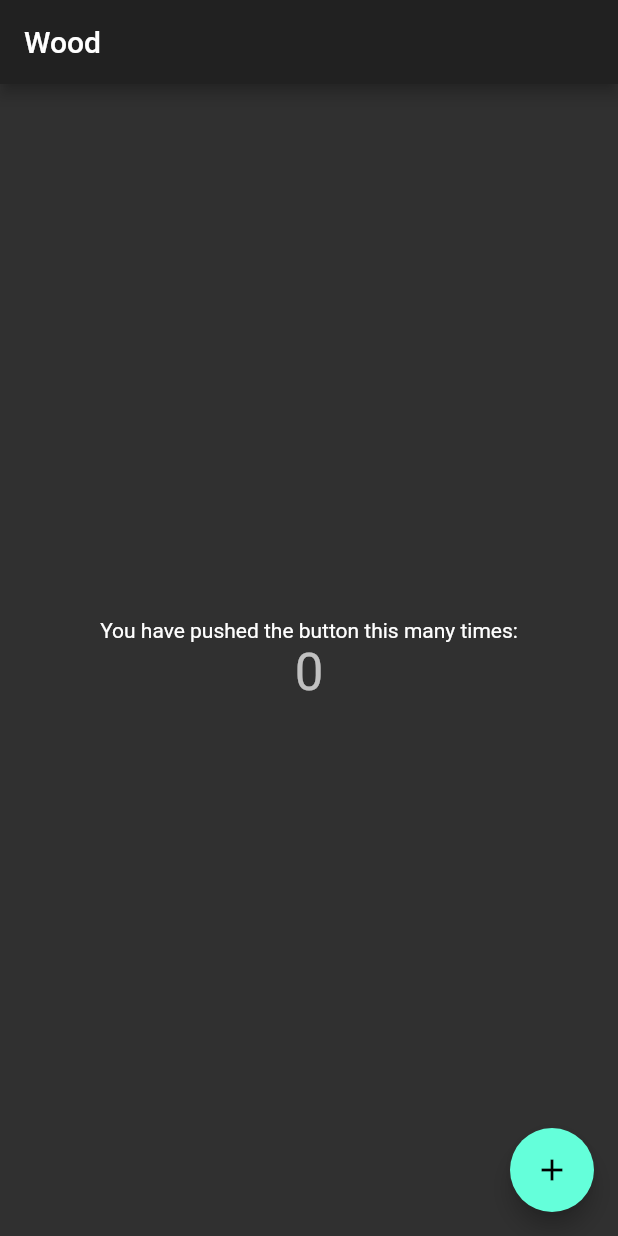
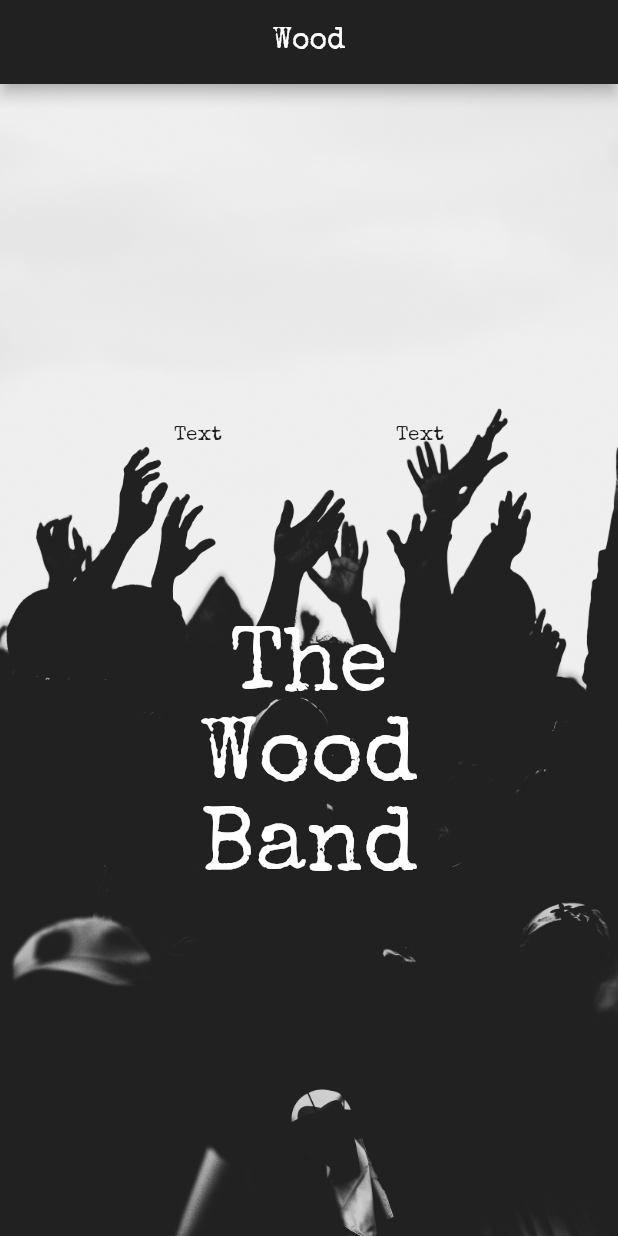
Before and after one commit to fatherof2sons/wood_band, a Flutter app: the screen it shows after launch, on a phone screen of 412 x 824 dp. Run offline on Flutter 3.47's test engine with Material 2 defaults, Android fonts, the phone set to English and light mode, and no system bars.

Commit message:
develop landing page

```diff
--- a/lib/main.dart
+++ b/lib/main.dart
@@ -1,113 +1,6 @@
 import 'package:flutter/material.dart';
+import 'package:wood_band/src/app.dart';
 
 void main() {
-  runApp(MyApp());
+  runApp(App());
 }
-
-class MyApp extends StatelessWidget {
-  // This widget is the root of your application.
-  @override
-  Widget build(BuildContext context) {
-    return MaterialApp(
-      title: 'The Wood Band',
-      theme: ThemeData.dark(
-          // This is the theme of your application.
-          //
-          // Try running your application with "flutter run". You'll see the
-          // application has a blue toolbar. Then, without quitting the app, try
-          // changing the primarySwatch below to Colors.green and then invoke
-          // "hot reload" (press "r" in the console where you ran "flutter run",
-          // or simply save your changes to "hot reload" in a Flutter IDE).
-          // Notice that the counter didn't reset back to zero; the application
-          // is not restarted.
-
-          ),
-      home: MyHomePage(title: 'Wood'),
-    );
-  }
-}
-
-class MyHomePage extends StatefulWidget {
-  MyHomePage({Key? key, required this.title}) : super(key: key);
-
-  // This widget is the home page of your application. It is stateful, meaning
-  // that it has a State object (defined below) that contains fields that affect
-  // how it looks.
-
-  // This class is the configuration for the state. It holds the values (in this
-  // case the title) provided by the parent (in this case the App widget) and
-  // used by the build method of the State. Fields in a Widget subclass are
-  // always marked "final".
-
-  final String title;
-
-  @override
-  _MyHomePageState createState() => _MyHomePageState();
-}
-
-class _MyHomePageState extends State<MyHomePage> {
-  int _counter = 0;
-
-  void _incrementCounter() {
-    setState(() {
-      // This call to setState tells the Flutter framework that something has
-      // changed in this State, which causes it to rerun the build method below
-      // so that the display can reflect the updated values. If we changed
-      // _counter without calling setState(), then the build method would not be
-      // called again, and so nothing would appear to happen.
-      _counter++;
-    });
-  }
-
-  @override
-  Widget build(BuildContext context) {
-    // This method is rerun every time setState is called, for instance as done
-    // by the _incrementCounter method above.
-    //
-    // The Flutter framework has been optimized to make rerunning build methods
-    // fast, so that you can just rebuild anything that needs updating rather
-    // than having to individually change instances of widgets.
-    return Scaffold(
-      appBar: AppBar(
-        // Here we take the value from the MyHomePage object that was created by
-        // the App.build method, and use it to set our appbar title.
-        title: Text(widget.title),
-      ),
-      body: Center(
-        // Center is a layout widget. It takes a single child and positions it
-        // in the middle of the parent.
-        child: Column(
-          // Column is also a layout widget. It takes a list of children and
-          // arranges them vertically. By default, it sizes itself to fit its
-          // children horizontally, and tries to be as tall as its parent.
-          //
-          // Invoke "debug painting" (press "p" in the console, choose the
-          // "Toggle Debug Paint" action from the Flutter Inspector in Android
-          // Studio, or the "Toggle Debug Paint" command in Visual Studio Code)
-          // to see the wireframe for each widget.
-          //
-          // Column has various properties to control how it sizes itself and
-          // how it positions its children. Here we use mainAxisAlignment to
-          // center the children vertically; the main axis here is the vertical
-          // axis because Columns are vertical (the cross axis would be
-          // horizontal).
-          mainAxisAlignment: MainAxisAlignment.center,
-          children: <Widget>[
-            Text(
-              'You have pushed the button this many times:',
-            ),
-            Text(
-              '$_counter',
-              style: Theme.of(context).textTheme.headline4,
-            ),
-          ],
-        ),
-      ),
-      floatingActionButton: FloatingActionButton(
-        onPressed: _incrementCounter,
-        tooltip: 'Increment',
-        child: Icon(Icons.add),
-      ), // This trailing comma makes auto-formatting nicer for build methods.
-    );
-  }
-}
--- /dev/null
+++ b/lib/src/app.dart
@@ -0,0 +1,14 @@
+import 'package:flutter/material.dart';
+import 'package:wood_band/src/pages/home.dart';
+
+class App extends StatelessWidget {
+  @override
+  Widget build(BuildContext context) {
+    return MaterialApp(
+      theme: ThemeData.dark().copyWith(
+          textTheme:
+              Theme.of(context).textTheme.apply(fontFamily: 'Special Elite')),
+      home: Home(),
+    );
+  }
+}
--- /dev/null
+++ b/lib/src/pages/home.dart
@@ -0,0 +1,45 @@
+import 'package:flutter/material.dart';
+
+class Home extends StatelessWidget {
+  @override
+  Widget build(BuildContext context) {
+    return Scaffold(
+      appBar: AppBar(
+        title: Text(
+          'Wood',
+          style: TextStyle(fontFamily: 'Special Elite'),
+        ),
+        centerTitle: true,
+      ),
+      body: Container(
+        width: MediaQuery.of(context).size.width,
+        decoration: BoxDecoration(
+            image: DecorationImage(
+                image: AssetImage('assets/images/wall.jpg'),
+                alignment: Alignment.topCenter,
+                fit: BoxFit.cover)),
+        child: Column(
+          mainAxisSize: MainAxisSize.max,
+          mainAxisAlignment: MainAxisAlignment.center,
+          children: [
+            Row(
+              mainAxisAlignment: MainAxisAlignment.spaceEvenly,
+              children: [
+                Text('Text'),
+                Text('Text'),
+              ],
+            ),
+            SizedBox(
+              height: 120.0,
+            ),
+            Text(
+              'The\nWood\nBand',
+              textAlign: TextAlign.center,
+              style: TextStyle(color: Colors.white, fontSize: 60.0),
+            )
+          ],
+        ),
+      ),
+    );
+  }
+}
```
Also changed, not shown: pubspec.yaml (+6 -6 lines), assets/fonts/SpecialElite-Regular.ttf (added), assets/images/wall.jpg (added), 1 other file.
